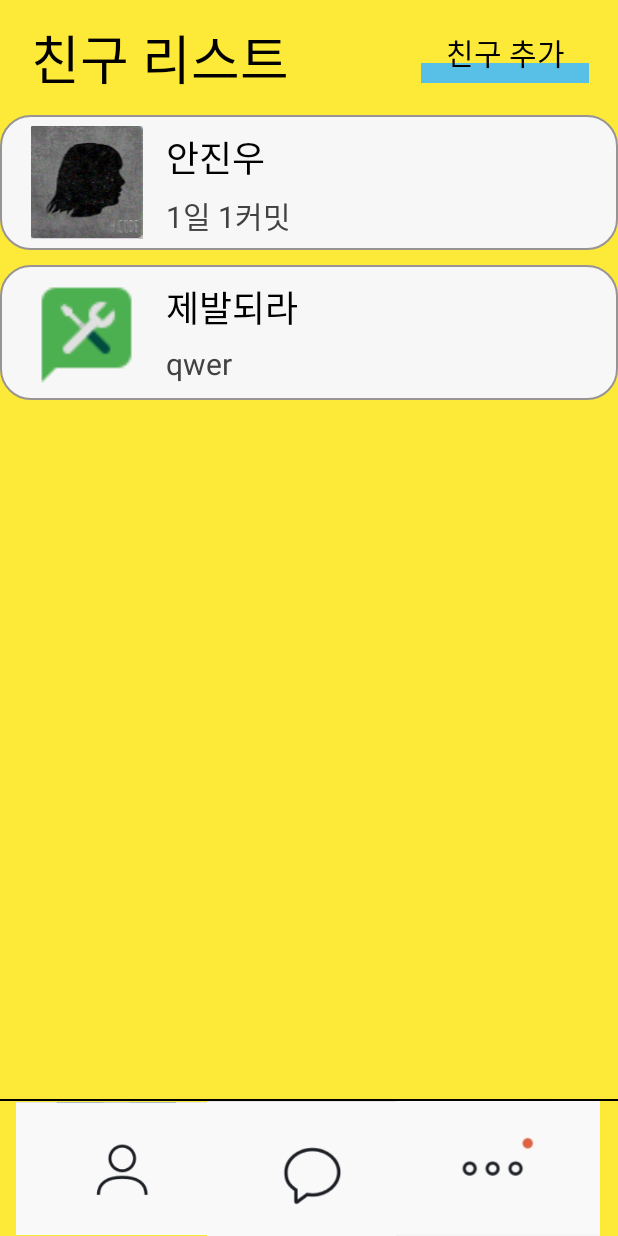
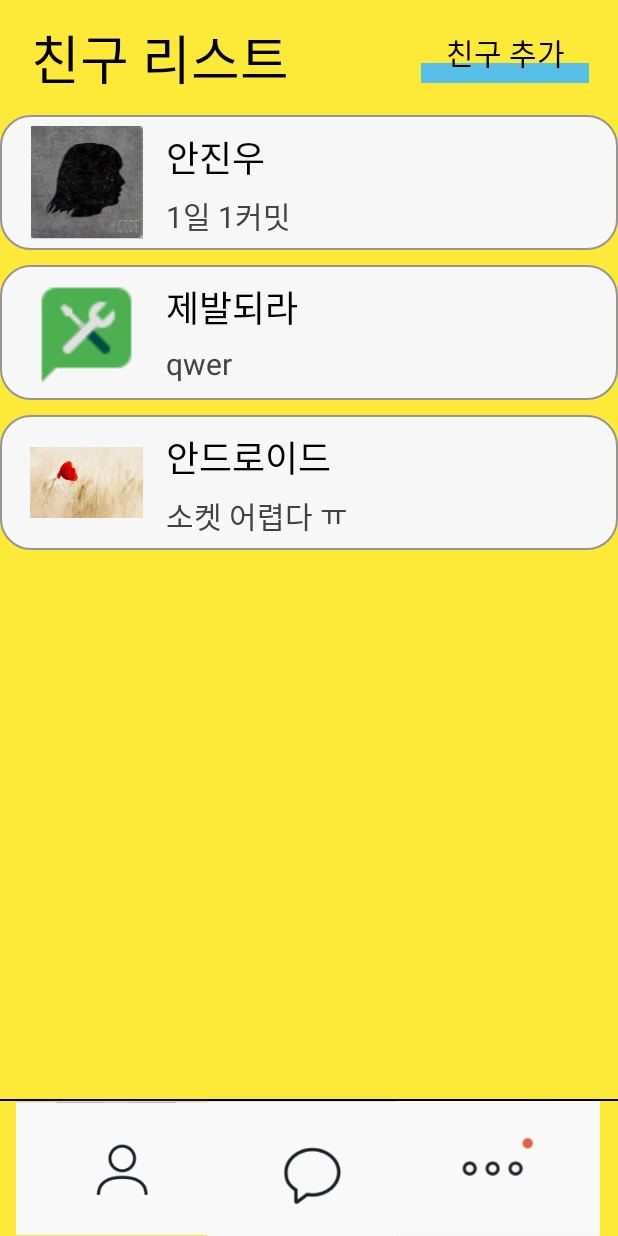
Before and after one commit to aahspringaa4/Chat_App, an Android app: the fragment FriendList placed in its activity, on a phone screen of 412 x 824 dp. Run offline under Robolectric (Android 15) with nearby library versions, the phone set to English and light mode, and no system bars; pictures from the network do not load.

Commit message:
Feat :: Get FriendList

```diff
--- a/app/src/main/java/ui/fragment/FriendList.kt
+++ b/app/src/main/java/ui/fragment/FriendList.kt
@@ -68,7 +68,7 @@ class FriendList : Fragment() {
 
             add(FriendListData( name = "제발되라", content = "qwer", img = R.drawable.appicon))
 
-//            add(FriendListData( name = "안드로이드", content = "소켓 어렵다 ㅠ", img = R.drawable.flower))
+            add(FriendListData( name = "안드로이드", content = "소켓 어렵다 ㅠ", img = R.drawable.flower))
             Log.d("결과","성공")
 
             FriendListAdapter!!.datas = datas
```
